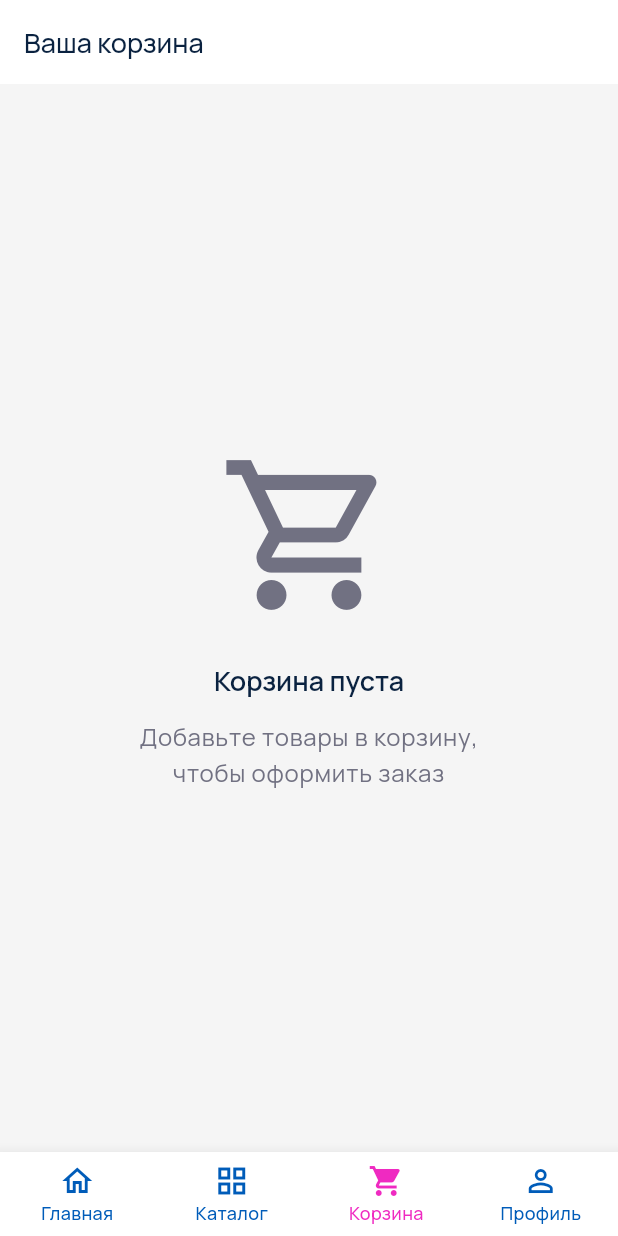
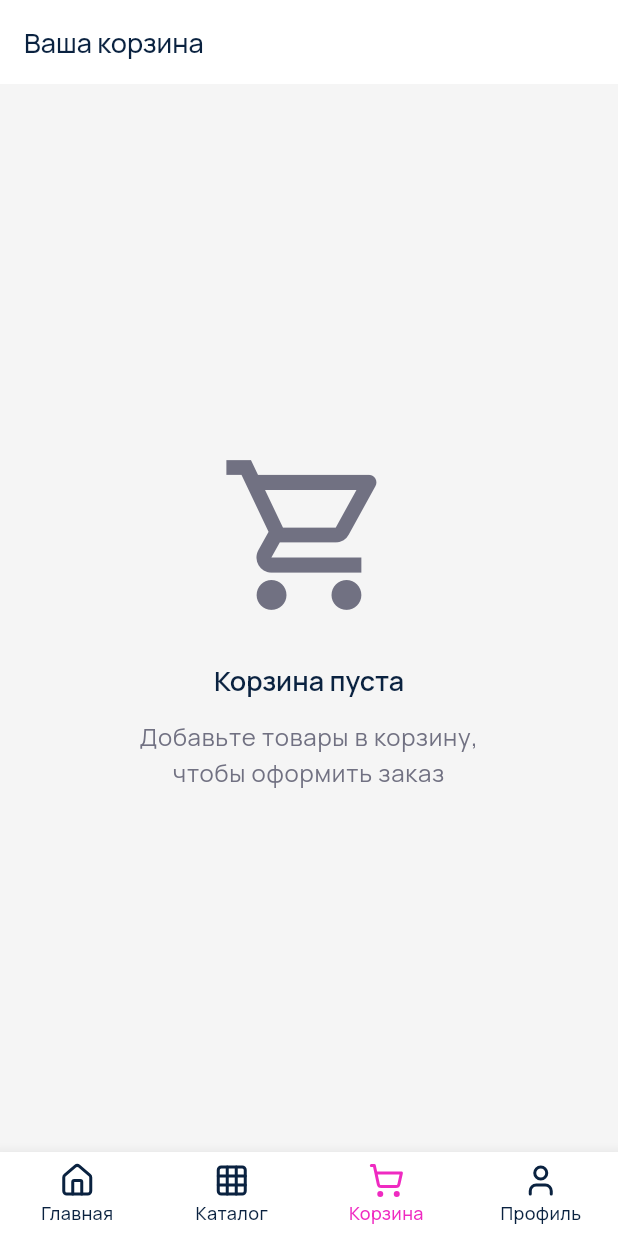
Before and after one commit to ambogatyrev/modnyi_dvorik, a Flutter app: the screen it shows after launch, item 3 of the bottom bar chosen, on a phone screen of 412 x 824 dp. Run offline on Flutter 3.47's test engine with Material 3 defaults, Android fonts, the phone set to English and light mode, and no system bars; our stand-ins replace cached_network_image, equatable, flutter_bloc, flutter_svg, go_router, google_fonts and 1 more; network calls fail.

Commit message:
Replace bottom navigation icons with custom SVG assets
Co-Authored-By: Claude Sonnet 4.5 <noreply@anthropic.com>

```diff
--- a/mobile/lib/core/widgets/app_bottom_navigation.dart
+++ b/mobile/lib/core/widgets/app_bottom_navigation.dart
@@ -1,4 +1,5 @@
 import 'package:flutter/material.dart';
+import 'package:flutter_svg/flutter_svg.dart';
 import 'package:go_router/go_router.dart';
 import '../router/app_router.dart';
 import '../theme/app_colors.dart';
@@ -8,10 +9,7 @@ import '../theme/app_colors.dart';
 class AppBottomNavigation extends StatelessWidget {
   final Widget child;
 
-  const AppBottomNavigation({
-    super.key,
-    required this.child,
-  });
+  const AppBottomNavigation({super.key, required this.child});
 
   @override
   Widget build(BuildContext context) {
@@ -30,31 +28,46 @@ class AppBottomNavigation extends StatelessWidget {
       onTap: (index) => _onItemTapped(context, index),
       type: BottomNavigationBarType.fixed,
       selectedItemColor: AppColors.primary,
-      unselectedItemColor: AppColors.secondary,
+      unselectedItemColor: AppColors.darkBlue,
       selectedFontSize: 12,
       unselectedFontSize: 12,
-      items: const [
+      items: [
         BottomNavigationBarItem(
-          icon: Icon(Icons.home_outlined),
-          activeIcon: Icon(Icons.home),
+          icon: _buildSvgIcon('assets/icons/home.svg', AppColors.darkBlue),
+          activeIcon: _buildSvgIcon('assets/icons/home.svg', AppColors.primary),
           label: 'Главная',
         ),
         BottomNavigationBarItem(
-          icon: Icon(Icons.grid_view_outlined),
-          activeIcon: Icon(Icons.grid_view),
+          icon: _buildSvgIcon('assets/icons/catalog.svg', AppColors.darkBlue),
+          activeIcon: _buildSvgIcon(
+            'assets/icons/catalog.svg',
+            AppColors.primary,
+          ),
           label: 'Каталог',
         ),
         BottomNavigationBarItem(
-          icon: Icon(Icons.shopping_cart_outlined),
-          activeIcon: Icon(Icons.shopping_cart),
+          icon: _buildSvgIcon('assets/icons/shop_cart.svg', AppColors.darkBlue),
+          activeIcon: _buildSvgIcon(
+            'assets/icons/shop_cart.svg',
+            AppColors.primary,
+          ),
           label: 'Корзина',
         ),
         BottomNavigationBarItem(
-          icon: Icon(Icons.person_outline),
-          activeIcon: Icon(Icons.person),
+          icon: _buildSvgIcon('assets/icons/user.svg', AppColors.darkBlue),
+          activeIcon: _buildSvgIcon('assets/icons/user.svg', AppColors.primary),
           label: 'Профиль',
         ),
       ],
+    );
+  }
+
+  Widget _buildSvgIcon(String assetPath, Color color) {
+    return SvgPicture.asset(
+      assetPath,
+      width: 24,
+      height: 24,
+      colorFilter: ColorFilter.mode(color, BlendMode.srcIn),
     );
   }
 
--- a/mobile/pubspec.yaml
+++ b/mobile/pubspec.yaml
@@ -50,6 +50,7 @@ dependencies:
   # UI & Styling
   google_fonts: ^6.1.0
   cached_network_image: ^3.3.1
+  flutter_svg: ^2.0.10+1
 
   # Utils
   intl: ^0.19.0
@@ -81,6 +82,7 @@ flutter:
   # To add assets to your application, add an assets section, like this:
   assets:
      - assets/images/
+     - assets/icons/
 
   # An image asset can refer to one or more resolution-specific "variants", see
   # https://flutter.dev/to/resolution-aware-images
```
Also changed, not shown: mobile/assets/icons/catalog.svg (added), mobile/assets/icons/home.svg (added), mobile/assets/icons/shop_cart.svg (added), mobile/assets/icons/user.svg (added), mobile/pubspec.lock.
